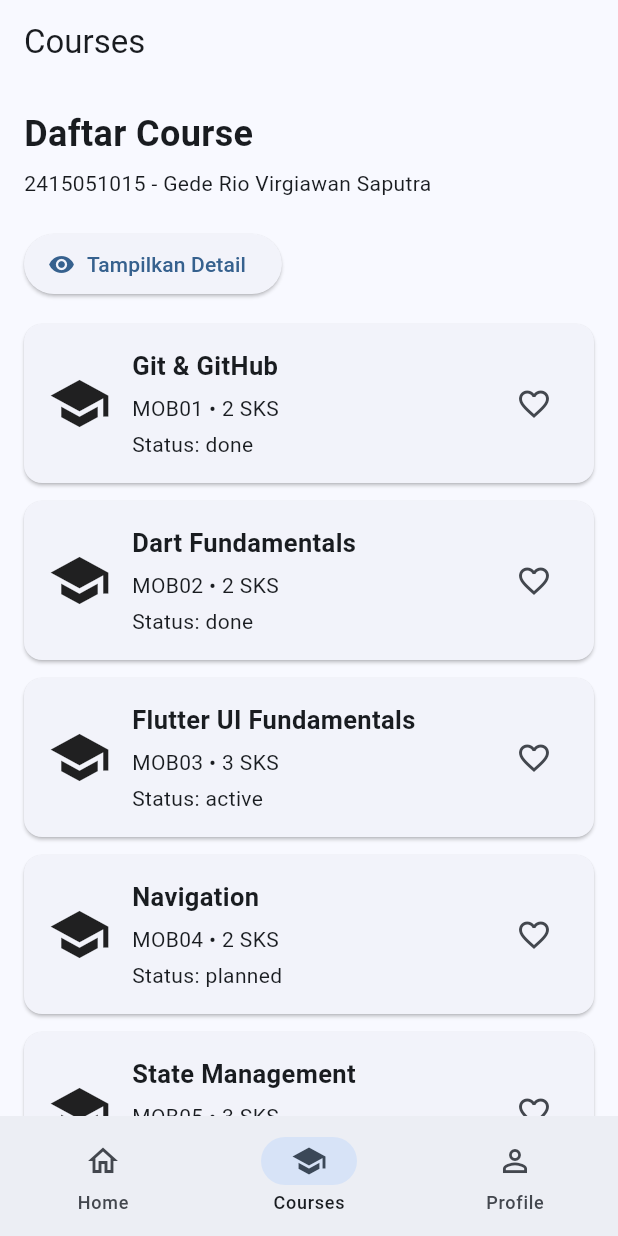
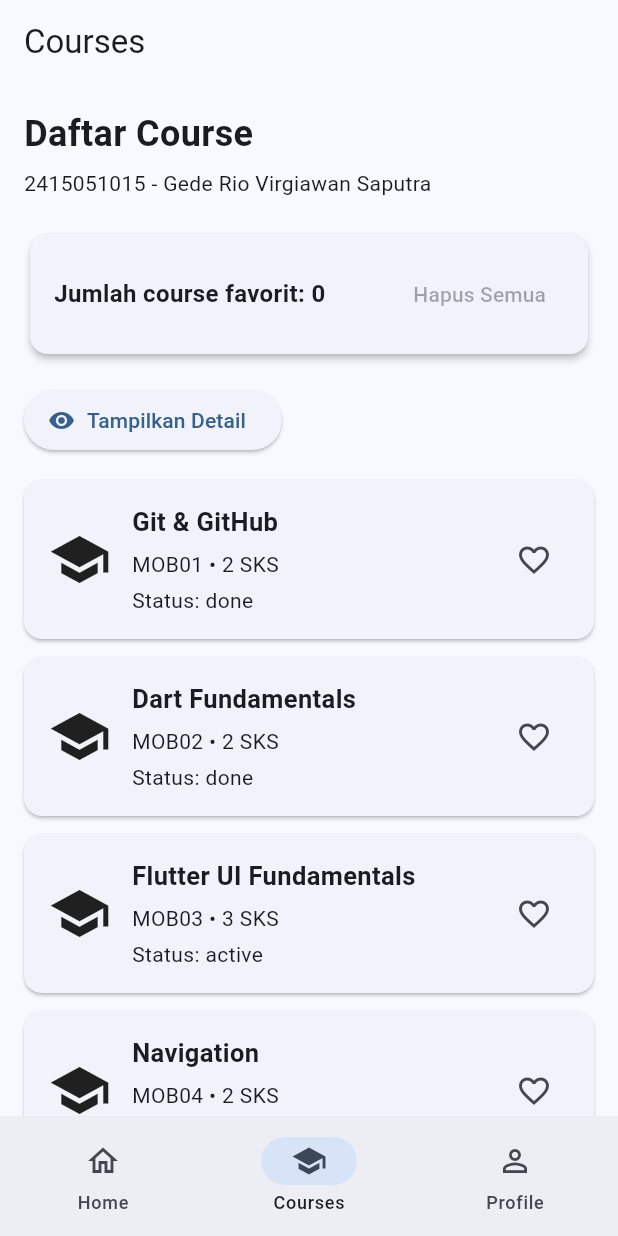
Before and after one commit to riovirgiawan/flutter_ui_fundamentals, a Flutter app: the screen it shows after launch, item 2 of the bottom bar chosen, on a phone screen of 412 x 824 dp. Run offline on Flutter 3.47's test engine with Material 3 defaults, Android fonts, the phone set to English and light mode, and no system bars.

Commit message:
Terapkan lifting state up dan single source of truth

```diff
--- a/lib/main.dart
+++ b/lib/main.dart
@@ -304,9 +304,21 @@ class _CoursesPageState extends State<CoursesPage> {
       SnackBar(
         content: Text(
           favoriteCourses.contains(course['code'])
-              ? '${course['title']} ditambahkan ke favorite.'
-              : '${course['title']} dihapus dari favorite.',
+              ? 'Course ditambahkan ke favorite'
+              : 'Course dihapus dari favorite',
         ),
+      ),
+    );
+  }
+
+  // --- FUNGSI BARU UNTUK HAPUS SEMUA FAVORIT ---
+  void clearFavorites() {
+    setState(() {
+      favoriteCourses.clear();
+    });
+    ScaffoldMessenger.of(context).showSnackBar(
+      const SnackBar(
+        content: Text('Semua favorite dihapus.'),
       ),
     );
   }
@@ -344,6 +356,14 @@ class _CoursesPageState extends State<CoursesPage> {
                   '$studentId - $studentName',
                 ),
                 const SizedBox(height: 20),
+
+                // --- PEMANGGILAN WIDGET FAVORITE SUMMARY DI SINI ---
+                FavoriteSummary(
+                  favoriteCourses: favoriteCourses,
+                  onClearFavorites: clearFavorites,
+                ),
+
+                const SizedBox(height: 16),
 
                 ElevatedButton.icon(
                   onPressed: toggleDetail,
@@ -413,6 +433,47 @@ class _CoursesPageState extends State<CoursesPage> {
             ),
           );
         },
+      ),
+    );
+  }
+}
+
+// ======================================================
+// FAVORITE SUMMARY WIDGET (BARU)
+// ======================================================
+
+class FavoriteSummary extends StatelessWidget {
+  final Set<String> favoriteCourses;
+  final VoidCallback onClearFavorites;
+
+  const FavoriteSummary({
+    super.key,
+    required this.favoriteCourses,
+    required this.onClearFavorites,
+  });
+
+  @override
+  Widget build(BuildContext context) {
+    return Card(
+      elevation: 2,
+      child: Padding(
+        padding: const EdgeInsets.all(16),
+        child: Row(
+          mainAxisAlignment: MainAxisAlignment.spaceBetween,
+          children: [
+            Text(
+              'Jumlah course favorit: ${favoriteCourses.length}',
+              style: const TextStyle(
+                fontSize: 16,
+                fontWeight: FontWeight.bold,
+              ),
+            ),
+            TextButton(
+              onPressed: favoriteCourses.isEmpty ? null : onClearFavorites,
+              child: const Text('Hapus Semua'),
+            ),
+          ],
+        ),
       ),
     );
   }
```
